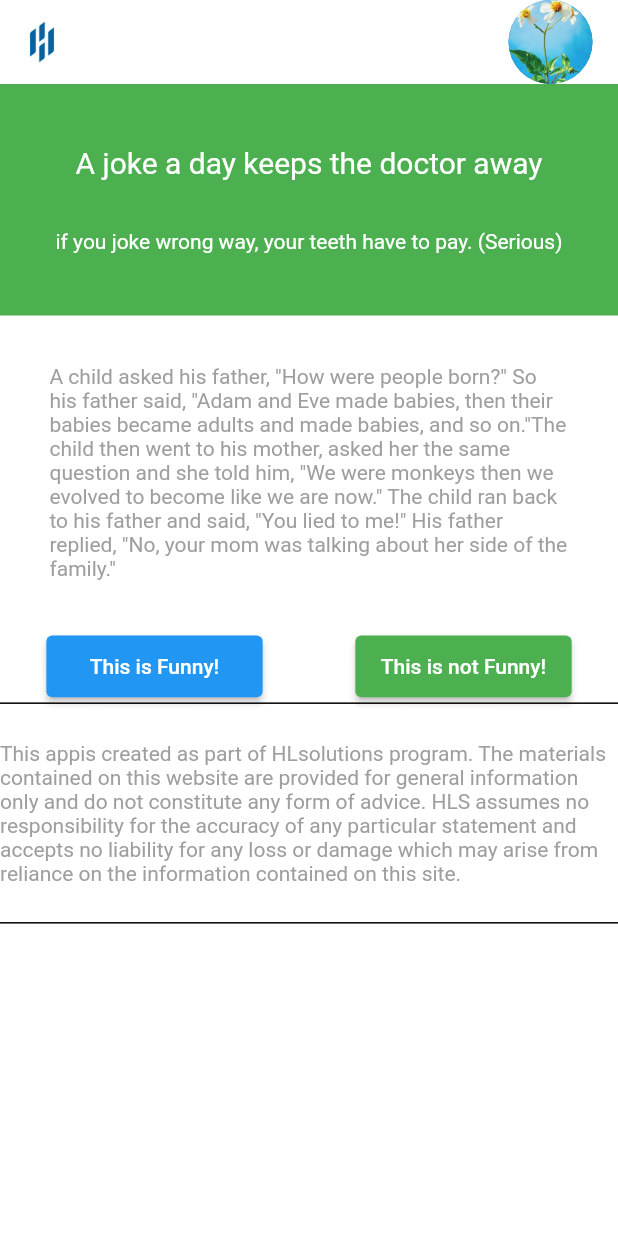
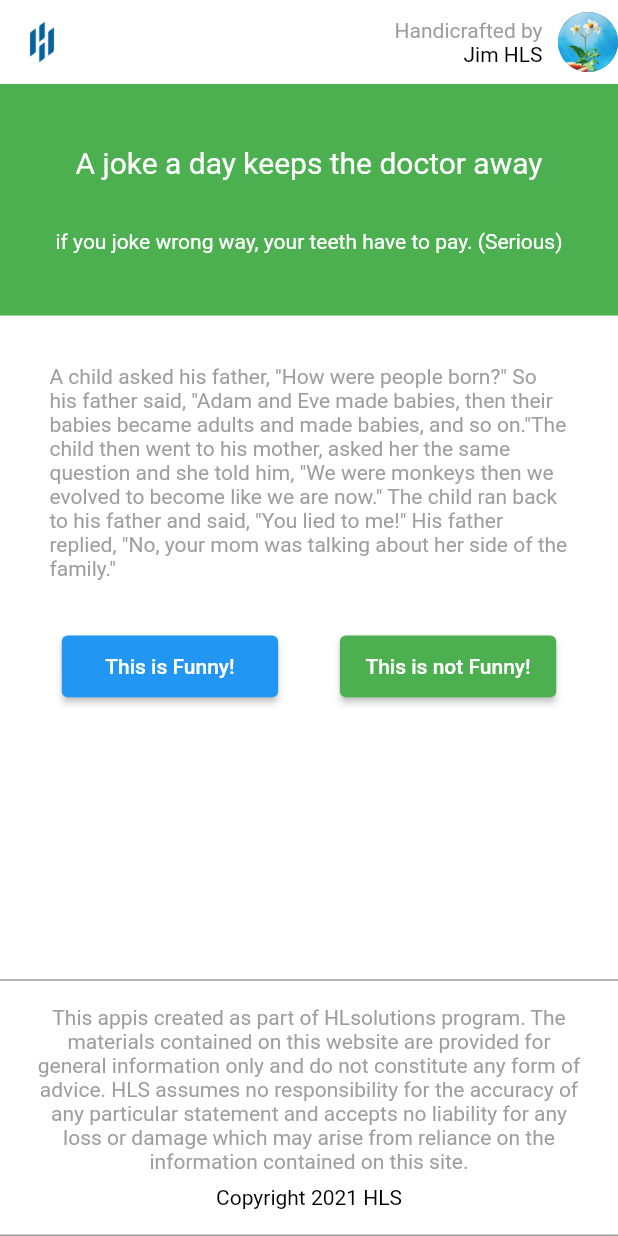
Before and after one commit to 19521588/ZenS_test, a Flutter app: the screen it shows after launch, on a phone screen of 412 x 824 dp. Run offline on Flutter 3.47's test engine with Material 2 defaults, Android fonts, the phone set to English and light mode, and no system bars.

Commit message:
hot fix UI

```diff
--- a/mobile_flutter/lib/joke_screen.dart
+++ b/mobile_flutter/lib/joke_screen.dart
@@ -28,10 +28,21 @@ class _JokeScreenState extends State<JokeScreen> {
                   image: AssetImage('assets/images/logo.jpg'),
                   fit: BoxFit.cover)),
         ),
-        actions: const [
-          CircleAvatar(
-            radius: 45,
+        actions: [
+          Column(
+            mainAxisAlignment: MainAxisAlignment.center,
+            crossAxisAlignment: CrossAxisAlignment.end,
+            children: [
+              textStyle('Handicrafted by', 14, Colors.grey,false),
+              textStyle('Jim HLS', 14, Colors.black,false),
+            ],
+          ),
+          Container(
+            padding: EdgeInsets.only(left: width * 0.025),
+            child: const CircleAvatar(
+              radius: 20,
               backgroundImage: AssetImage('assets/images/avt.jpg'),
+            ),
           ),
         ],
       ),
@@ -45,13 +56,13 @@ class _JokeScreenState extends State<JokeScreen> {
                 mainAxisAlignment: MainAxisAlignment.center,
                 children: [
                   textStyle(
-                      'A joke a day keeps the doctor away', 20, Colors.white),
+                      'A joke a day keeps the doctor away', 20, Colors.white,false),
                   Padding(
                     padding: EdgeInsets.only(top: height * 0.04),
                     child: textStyle(
                         'if you joke wrong way, your teeth have to pay. (Serious)',
                         14,
-                        Colors.white),
+                        Colors.white,false),
                   ),
                 ],
               )),
@@ -60,32 +71,46 @@ class _JokeScreenState extends State<JokeScreen> {
             child: textStyle(
                 'A child asked his father, "How were people born?" So his father said, "Adam and Eve made babies, then their babies became adults and made babies, and so on."The child then went to his mother, asked her the same question and she told him, "We were monkeys then we evolved to become like we are now." The child ran back to his father and said, "You lied to me!" His father replied, "No, your mom was talking about her side of the family."',
                 14,
-                Colors.grey),
+                Colors.grey,false),
           ),
           Row(
             crossAxisAlignment: CrossAxisAlignment.center,
-            mainAxisAlignment: MainAxisAlignment.spaceAround,
+            mainAxisAlignment: MainAxisAlignment.spaceEvenly,
             children: [
               button('This is Funny!', true, width, height),
               button('This is not Funny!', false, width, height)
             ],
           ),
-          Container(
-            padding: EdgeInsets.symmetric(vertical: height * 0.03),
+        ],
+      ),
+      bottomNavigationBar: BottomAppBar(
+        elevation: 0,
+        child: Container(
+          padding: EdgeInsets.symmetric(vertical:height*0.02,horizontal: height*0.03),
           decoration: const BoxDecoration(
               border: Border.symmetric(
             horizontal: BorderSide(
-              color: Colors.black,
+              color: Colors.grey,
               width: 1.0,
-            ))),
+            ),
+          )),
           child: Column(
+            mainAxisSize: MainAxisSize.min,
             children: [
               textStyle(
-                    "This appis created as part of HLsolutions program. The materials contained on this website are provided for general information only and do not constitute any form of advice. HLS assumes no responsibility for the accuracy of any particular statement and accepts no liability for any loss or damage which may arise from reliance on the information contained on this site.",14,Colors.grey),
+                  "This appis created as part of HLsolutions program. The materials contained on this website are provided for general information only and do not constitute any form of advice. HLS assumes no responsibility for the accuracy of any particular statement and accepts no liability for any loss or damage which may arise from reliance on the information contained on this site.",
+                  14,
+                  Colors.grey,true),
+              Container(
+                padding: EdgeInsets.only(top: height*0.01),
+                child: textStyle(
+                    'Copyright 2021 HLS',
+                    14,
+                    Colors.black,false),
+              ),
             ],
           ),
         ),
-        ],
       ),
     );
   }
@@ -102,13 +127,14 @@ class _JokeScreenState extends State<JokeScreen> {
     );
   }
 
-  Widget textStyle(text, double fontSize, color) {
+  Widget textStyle(text, double fontSize, color, isAlignCenter) {
     return Text(
       text,
       style: Theme.of(context)
           .textTheme
           .subtitle1
-          ?.copyWith(color: color, fontSize: fontSize),
+          ?.copyWith(color: color, fontSize: fontSize,),
+        textAlign: isAlignCenter?TextAlign.center:TextAlign.left,
     );
   }
 }
```
Lines whose indentation alone changed are shown as unchanged.
